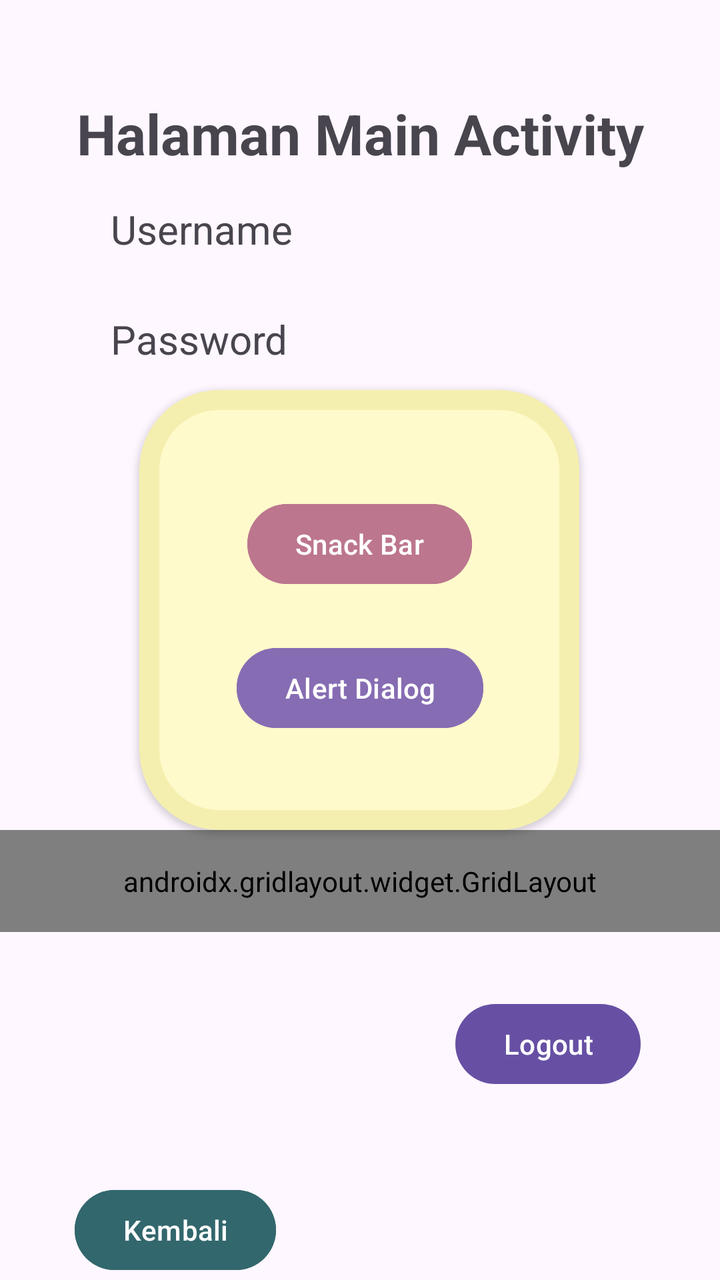
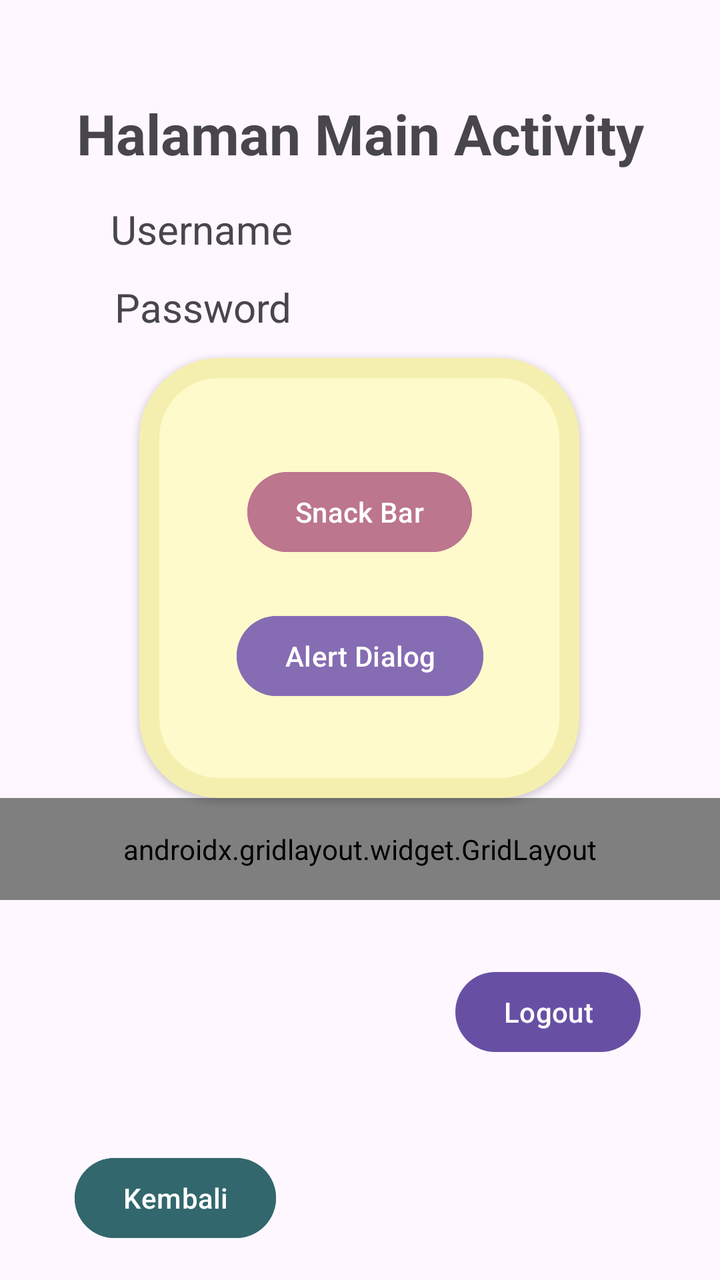

Before-and-after screenshots of an Android layout around one commit, followed by the original layout XML and the change that was made.
<!-- AndroidManifest.xml: application theme Theme.Dhaivina_3TIB -->
<!-- res/layout/fragment_home.xml -->
<?xml version="1.0" encoding="utf-8"?>
<androidx.constraintlayout.widget.ConstraintLayout xmlns:android="http://schemas.android.com/apk/res/android"
    xmlns:tools="http://schemas.android.com/tools"
    android:layout_width="match_parent"
    android:layout_height="match_parent"
    xmlns:app="http://schemas.android.com/apk/res-auto"
    tools:context=".Home.HomeFragment">


    <TextView
        android:id="@+id/txtUsername"
        android:layout_width="wrap_content"
        android:layout_height="wrap_content"
        android:text="Username"
        android:textSize="20sp"
        app:layout_constraintBottom_toBottomOf="parent"
        app:layout_constraintEnd_toEndOf="parent"
        app:layout_constraintHorizontal_bias="0.206"
        app:layout_constraintStart_toStartOf="parent"
        app:layout_constraintTop_toBottomOf="@+id/txtHlmMain"
        app:layout_constraintVertical_bias="0.03" />

    <TextView
        android:id="@+id/txtPassword"
        android:layout_width="wrap_content"
        android:layout_height="wrap_content"
        android:layout_marginTop="28dp"
        android:text="Password"
        android:textSize="20sp"
        app:layout_constraintEnd_toEndOf="parent"
        app:layout_constraintHorizontal_bias="0.204"
        app:layout_constraintStart_toStartOf="parent"
        app:layout_constraintTop_toBottomOf="@+id/txtUsername" />

    <TextView
        android:id="@+id/txtHlmMain"
        android:layout_width="wrap_content"
        android:layout_height="wrap_content"
        android:layout_marginTop="48dp"
        android:text="Halaman Main Activity"
        android:textSize="28sp"
        android:textStyle="bold"
        app:layout_constraintEnd_toEndOf="parent"
        app:layout_constraintStart_toStartOf="parent"
        app:layout_constraintTop_toTopOf="parent" />


    <com.google.android.material.card.MaterialCardView
        android:id="@+id/materialCardView"
        android:layout_width="220dp"
        android:layout_height="220dp"
        android:layout_marginTop="12dp"
        app:cardBackgroundColor="#FFFACB"
        app:cardCornerRadius="40dp"
        app:cardElevation="2dp"
        app:layout_constraintEnd_toEndOf="parent"
        app:layout_constraintHorizontal_bias="0.497"
        app:layout_constraintStart_toStartOf="parent"
        app:layout_constraintTop_toBottomOf="@+id/txtPassword"
        app:strokeColor="#48DBD169"
        app:strokeWidth="10dp">

        <androidx.constraintlayout.widget.ConstraintLayout
            android:layout_width="match_parent"
            android:layout_height="match_parent"
            android:layout_margin="17dp">

            <Button
                android:id="@+id/btnSnackBar"
                android:layout_width="wrap_content"
                android:layout_height="wrap_content"
                android:layout_marginTop="36dp"
                android:backgroundTint="#BC768E"
                android:text="Snack Bar"
                app:layout_constraintEnd_toEndOf="parent"
                app:layout_constraintStart_toStartOf="parent"
                app:layout_constraintTop_toTopOf="parent" />

            <Button
                android:id="@+id/btnAlertDialog"
                android:layout_width="wrap_content"
                android:layout_height="wrap_content"
                android:layout_marginTop="24dp"
                android:backgroundTint="#866CB3"
                android:text="Alert Dialog"
                app:layout_constraintEnd_toEndOf="parent"
                app:layout_constraintHorizontal_bias="0.505"
                app:layout_constraintStart_toStartOf="parent"
                app:layout_constraintTop_toBottomOf="@+id/btnSnackBar" />
        </androidx.constraintlayout.widget.ConstraintLayout>
    </com.google.android.material.card.MaterialCardView>

    <androidx.gridlayout.widget.GridLayout
        android:id="@+id/gridMenu"
        android:layout_width="0dp"
        android:layout_height="wrap_content"
        android:padding="16dp"
        app:columnCount="2"
        app:useDefaultMargins="true"
        app:layout_constraintEnd_toEndOf="parent"
        app:layout_constraintStart_toStartOf="parent"
        app:layout_constraintTop_toBottomOf="@+id/materialCardView">

        <Button
        android:id="@+id/btnToLima"
        android:layout_width="wrap_content"
        android:layout_height="wrap_content"
        android:text="Pertemuan5"
        app:layout_columnWeight="1"
        app:layout_gravity="fill_horizontal"
        app:layout_constraintEnd_toEndOf="parent"
        app:layout_constraintStart_toStartOf="parent"
        app:layout_constraintTop_toBottomOf="@+id/btnKembali" />

    <Button
        android:id="@+id/btnTosix"
        android:layout_width="wrap_content"
        android:layout_height="wrap_content"
        android:text="pertemuan6"
        app:layout_columnWeight="1"
        app:layout_gravity="fill_horizontal"
        app:layout_constraintEnd_toEndOf="parent"
        app:layout_constraintHorizontal_bias="0.543"
        app:layout_constraintStart_toStartOf="parent"
        app:layout_constraintTop_toBottomOf="@+id/btnToLima" />


    <Button
        android:id="@+id/btnToSembilan"
        android:layout_width="wrap_content"
        android:layout_height="wrap_content"
        android:text="Pertemuan9"
        app:layout_columnWeight="1"
        app:layout_gravity="fill_horizontal"
        app:layout_constraintEnd_toStartOf="@+id/btnLogout"
        app:layout_constraintHorizontal_bias="1.0"
        app:layout_constraintStart_toStartOf="parent"
        app:layout_constraintTop_toBottomOf="@+id/btnTosix" />
    </androidx.gridlayout.widget.GridLayout>

    <Button
        android:id="@+id/btnLogout"
        android:layout_width="wrap_content"
        android:layout_height="wrap_content"
        android:layout_marginTop="32dp"
        android:text="Logout"
        app:layout_constraintEnd_toEndOf="parent"
        app:layout_constraintHorizontal_bias="0.852"
        app:layout_constraintStart_toStartOf="parent"
        app:layout_constraintTop_toBottomOf="@+id/gridMenu" />

    <Button
        android:id="@+id/btnKembali"
        android:layout_width="wrap_content"
        android:layout_height="wrap_content"
        android:layout_marginTop="176dp"
        android:backgroundTint="#32676D"
        android:text="Kembali"
        app:layout_constraintEnd_toEndOf="parent"
        app:layout_constraintHorizontal_bias="0.144"
        app:layout_constraintStart_toStartOf="parent"
        app:layout_constraintTop_toBottomOf="@+id/materialCardView" />
</androidx.constraintlayout.widget.ConstraintLayout>
<!-- resources referenced by this layout -->
<resources>
  <style name="Theme.Dhaivina_3TIB" parent="Base.Theme.Dhaivina_3TIB" />
  <style name="Base.Theme.Dhaivina_3TIB" parent="Theme.Material3.DayNight.NoActionBar">
          
          
      </style>
</resources>

<!-- the commit's change to res/layout/fragment_home.xml (unified diff, before → after) -->
@@ -24,11 +24,11 @@
         android:id="@+id/txtPassword"
         android:layout_width="wrap_content"
         android:layout_height="wrap_content"
-        android:layout_marginTop="28dp"
+        android:layout_marginTop="12dp"
         android:text="Password"
         android:textSize="20sp"
         app:layout_constraintEnd_toEndOf="parent"
-        app:layout_constraintHorizontal_bias="0.204"
+        app:layout_constraintHorizontal_bias="0.211"
         app:layout_constraintStart_toStartOf="parent"
         app:layout_constraintTop_toBottomOf="@+id/txtUsername" />
 
@@ -136,6 +136,18 @@
         app:layout_constraintHorizontal_bias="1.0"
         app:layout_constraintStart_toStartOf="parent"
         app:layout_constraintTop_toBottomOf="@+id/btnTosix" />
+
+        <Button
+            android:id="@+id/btnToSepuluh"
+            android:layout_width="wrap_content"
+            android:layout_height="wrap_content"
+            android:text="Pertemuan10"
+            app:layout_columnWeight="1"
+            app:layout_gravity="fill_horizontal"
+            app:layout_constraintEnd_toStartOf="@+id/btnLogout"
+            app:layout_constraintHorizontal_bias="1.0"
+            app:layout_constraintStart_toStartOf="parent"
+            app:layout_constraintTop_toBottomOf="@+id/btnTosix" />
     </androidx.gridlayout.widget.GridLayout>
 
     <Button
